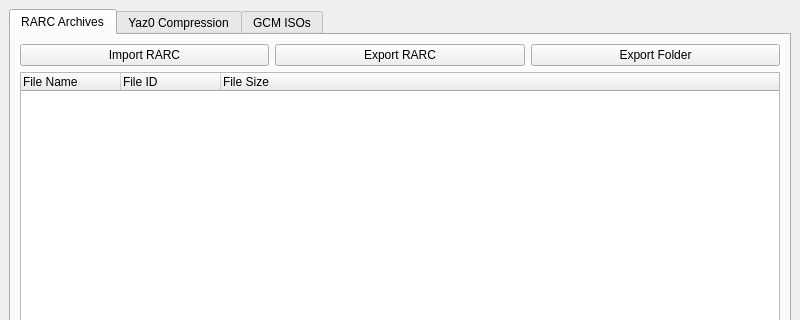
LagoLunatic/GCFT, file gcft_ui/main.ui: the form before one commit; both pictures show x 0 to 800 and y 0 to 320 of the 800 by 600 pixel window.
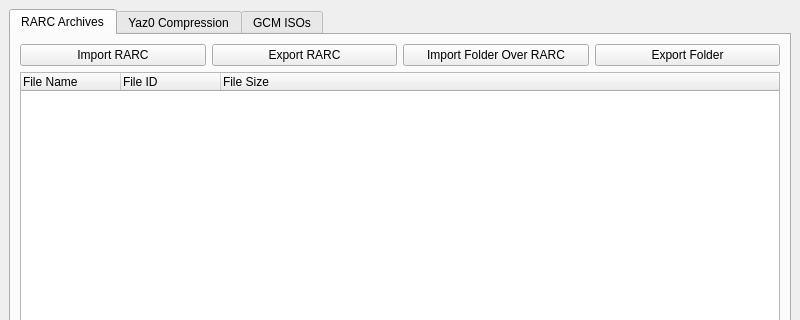
The form after the commit.

Commit message: Implement Import Folder Over RARC

Patch:
```diff
--- a/gcft_ui/main.ui
+++ b/gcft_ui/main.ui
@@ -41,6 +41,13 @@
             </property>
            </widget>
           </item>
+          <item>
+           <widget class="QPushButton" name="import_folder_over_rarc">
+            <property name="text">
+             <string>Import Folder Over RARC</string>
+            </property>
+           </widget>
+          </item>
           <item>
            <widget class="QPushButton" name="export_rarc_folder">
             <property name="text">
```
Left out of the diff: 7 changed lines with no effect on the pictures. The commit also changes 2 other files.
